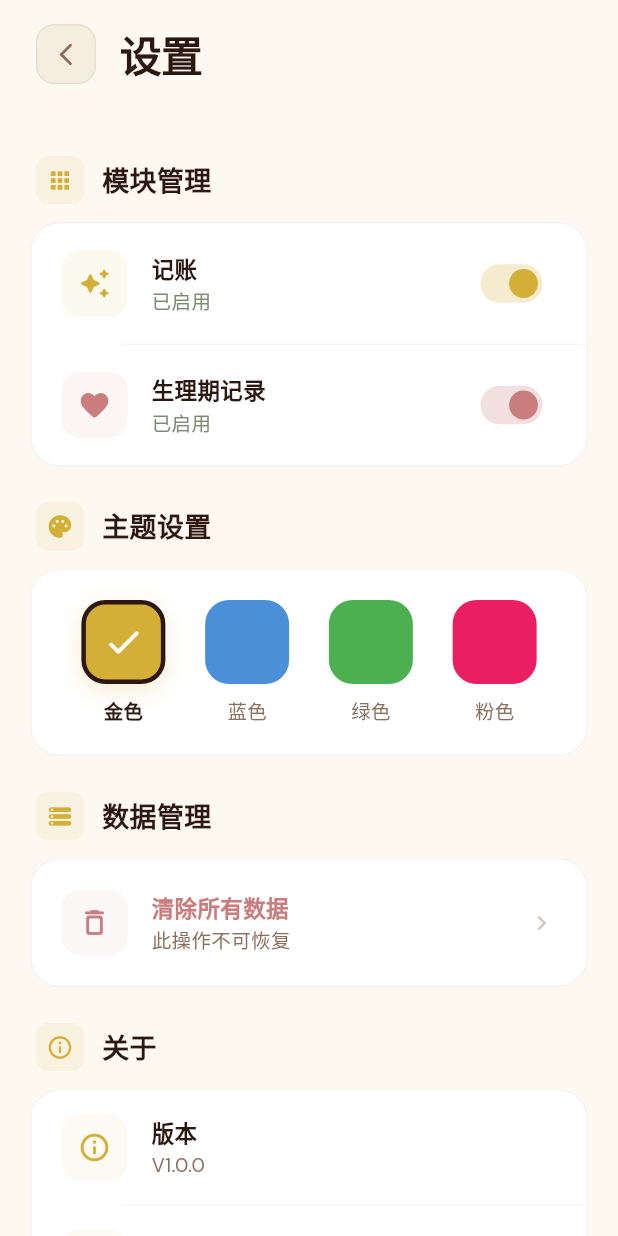
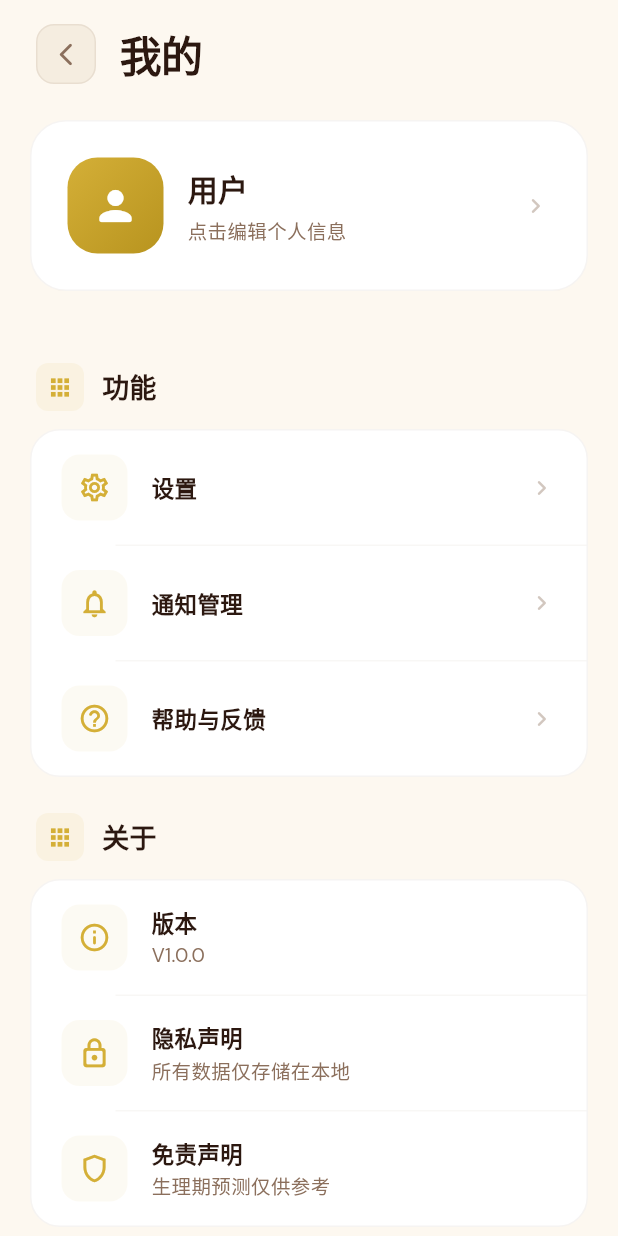
Before and after one commit to yudidayeye/assistance, a Flutter app: the screen it shows after launch, after a tap on "我的", on a phone screen of 412 x 824 dp. Run offline on Flutter 3.47's test engine with Material 3 defaults, Android fonts, the phone set to English and light mode, and no system bars; our stand-ins replace fl_chart, go_router, google_fonts, sqflite_common_ffi; accounts and stored records are empty.

Commit message:
feat: UI优化 - 头部设置按钮、我的页改为个人信息、卡片两列展示
- home_page.dart: 头部改为Row布局(标题左+设置按钮右)，卡片从ListView改为GridView两列
- featured_card.dart: 新增vertical紧凑模式，支持两列垂直布局(图标在上、文字在下)
- profile_page.dart: 新建我的页面，展示用户头像、名称及功能菜单
- app_router.dart: 新增/profile路由
- toolbox_bottom_nav.dart 我的tab跳转从/settings改为/profile

```diff
--- a/lib/core/routing/app_router.dart
+++ b/lib/core/routing/app_router.dart
@@ -8,6 +8,7 @@ import '../../modules/accounting/pages/stats_page.dart';
 import '../../modules/accounting/pages/category_settings.dart';
 import '../../modules/period_tracker/pages/record_page.dart';
 import '../../modules/period_tracker/pages/stats_page.dart';
+import '../../pages/profile_page.dart';
 
 /// 全局路由管理
 class AppRouter {
@@ -82,6 +83,10 @@ class AppRouter {
           path: '/settings',
           builder: (context, state) => const SettingsPage(),
         ),
+        GoRoute(
+          path: '/profile',
+          builder: (context, state) => const ProfilePage(),
+        ),
         ..._buildModuleRoutes(),
       ],
     );
--- a/lib/pages/home_page.dart
+++ b/lib/pages/home_page.dart
@@ -33,9 +33,13 @@ class _HomePageState extends State<HomePage> {
       backgroundColor: const Color(0xFFf5f6fa),
       body: Column(
         children: [
-          // 头部区域
+          // 头部区域：标题左对齐，设置按钮右侧
           Padding(
-            padding: const EdgeInsets.fromLTRB(20, 56, 20, 24),
+            padding: const EdgeInsets.fromLTRB(20, 56, 20, 16),
+            child: Row(
+              children: [
+                // 左侧标题
+                Expanded(
                   child: Column(
                     crossAxisAlignment: CrossAxisAlignment.start,
                     children: [
@@ -64,11 +68,46 @@ class _HomePageState extends State<HomePage> {
                   ),
                 ),
 
-          // 特色功能卡片列表
+                // 右侧设置按钮
+                GestureDetector(
+                  onTap: () => context.push('/settings'),
+                  child: Container(
+                    width: 44,
+                    height: 44,
+                    decoration: BoxDecoration(
+                      color: Colors.white,
+                      borderRadius: BorderRadius.circular(14),
+                      border: Border.all(
+                        color: const Color(0xFF8892a4).withAlpha(30),
+                      ),
+                    ),
+                    child: const Icon(
+                      Icons.settings_outlined,
+                      color: Color(0xFF8892a4),
+                      size: 22,
+                    ),
+                  ),
+                ),
+              ],
+            ),
+          ),
+
+          // 两列特色功能卡片
           Expanded(
-            child: ListView(
-              padding: const EdgeInsets.symmetric(horizontal: 20),
-              children: _buildFeaturedCards(enabledModules),
+            child: GridView.count(
+              padding: const EdgeInsets.fromLTRB(20, 8, 20, 100),
+              crossAxisCount: 2,
+              mainAxisSpacing: 16,
+              crossAxisSpacing: 16,
+              childAspectRatio: 0.82,
+              children: enabledModules
+                  .map((module) => FeaturedCard(
+                        module: module,
+                        categoryLabel: _getCategoryLabel(module),
+                        gradient: _getGradient(module),
+                        vertical: true,
+                      ))
+                  .toList(),
             ),
           ),
 
@@ -79,37 +118,13 @@ class _HomePageState extends State<HomePage> {
               if (index == _selectedTabIndex) return;
               setState(() => _selectedTabIndex = index);
               if (index == 1) {
-                context.push('/settings');
+                context.push('/profile');
               }
             },
           ),
         ],
       ),
     );
-  }
-
-  List<Widget> _buildFeaturedCards(List<ToolModule> modules) {
-    if (modules.isEmpty) return [];
-
-    final widgets = <Widget>[];
-
-    for (final module in modules) {
-      widgets.add(
-        FeaturedCard(
-          module: module,
-          categoryLabel: _getCategoryLabel(module),
-          gradient: _getGradient(module),
-        ),
-      );
-      widgets.add(const SizedBox(height: 16));
-    }
-
-    // Remove last SizedBox
-    if (widgets.isNotEmpty) {
-      widgets.removeLast();
-    }
-
-    return widgets;
   }
 
   String _getCategoryLabel(ToolModule module) {
--- /dev/null
+++ b/lib/pages/profile_page.dart
@@ -0,0 +1,374 @@
+import 'package:flutter/material.dart';
+import 'package:google_fonts/google_fonts.dart';
+import 'package:go_router/go_router.dart';
+import '../core/theme/theme_extension.dart';
+
+/// 我的页面 — 简单展示用户信息
+class ProfilePage extends StatelessWidget {
+  const ProfilePage({super.key});
+
+  @override
+  Widget build(BuildContext context) {
+    final theme = Theme.of(context);
+    final appTheme = theme.appTheme;
+
+    return Scaffold(
+      backgroundColor: appTheme.cream,
+      body: CustomScrollView(
+        physics: const BouncingScrollPhysics(),
+        slivers: [
+          // 头部
+          SliverToBoxAdapter(
+            child: _buildHeader(context, appTheme),
+          ),
+
+          // 用户信息卡片
+          SliverToBoxAdapter(
+            child: Padding(
+              padding: const EdgeInsets.fromLTRB(20, 0, 20, 24),
+              child: _buildUserCard(appTheme),
+            ),
+          ),
+
+          // 功能列表
+          SliverToBoxAdapter(
+            child: _buildSectionHeader(appTheme, '功能'),
+          ),
+          SliverToBoxAdapter(
+            child: _buildMenuSection(appTheme),
+          ),
+
+          // 关于
+          SliverToBoxAdapter(
+            child: _buildSectionHeader(appTheme, '关于'),
+          ),
+          SliverToBoxAdapter(
+            child: _buildAboutSection(appTheme),
+          ),
+
+          const SliverToBoxAdapter(
+            child: SizedBox(height: 100),
+          ),
+        ],
+      ),
+    );
+  }
+
+  Widget _buildHeader(BuildContext context, AppThemeExtension appTheme) {
+    return Container(
+      padding: EdgeInsets.fromLTRB(
+          24, MediaQuery.of(context).padding.top + 16, 24, 24),
+      child: Row(
+        children: [
+          // 返回按钮
+          GestureDetector(
+            onTap: () => context.pop(),
+            child: Container(
+              width: 40,
+              height: 40,
+              decoration: BoxDecoration(
+                color: appTheme.creamDark,
+                borderRadius: BorderRadius.circular(12),
+                border: Border.all(
+                  color: appTheme.earthMedium.withAlpha(30),
+                ),
+              ),
+              child: Icon(
+                Icons.arrow_back_ios_new_rounded,
+                color: appTheme.earthMedium,
+                size: 18,
+              ),
+            ),
+          ),
+          const SizedBox(width: 16),
+          Text(
+            '我的',
+            style: TextStyle(
+              fontFamily: GoogleFonts.playfairDisplay().fontFamily,
+              fontSize: 28,
+              fontWeight: FontWeight.w700,
+              color: appTheme.earth,
+              letterSpacing: -0.5,
+            ),
+          ),
+        ],
+      ),
+    );
+  }
+
+  Widget _buildUserCard(AppThemeExtension appTheme) {
+    return Container(
+      padding: const EdgeInsets.all(24),
+      decoration: BoxDecoration(
+        color: Colors.white,
+        borderRadius: BorderRadius.circular(24),
+        border: Border.all(
+          color: appTheme.earthMedium.withAlpha(20),
+        ),
+      ),
+      child: Row(
+        children: [
+          // 头像
+          Container(
+            width: 64,
+            height: 64,
+            decoration: BoxDecoration(
+              gradient: LinearGradient(
+                begin: Alignment.topLeft,
+                end: Alignment.bottomRight,
+                colors: [appTheme.primary, appTheme.primaryDark],
+              ),
+              borderRadius: BorderRadius.circular(20),
+            ),
+            child: const Icon(
+              Icons.person_rounded,
+              color: Colors.white,
+              size: 32,
+            ),
+          ),
+          const SizedBox(width: 16),
+
+          // 用户信息
+          Expanded(
+            child: Column(
+              crossAxisAlignment: CrossAxisAlignment.start,
+              children: [
+                Text(
+                  '用户',
+                  style: TextStyle(
+                    fontFamily: GoogleFonts.playfairDisplay().fontFamily,
+                    fontSize: 20,
+                    fontWeight: FontWeight.w700,
+                    color: appTheme.earth,
+                  ),
+                ),
+                const SizedBox(height: 4),
+                Text(
+                  '点击编辑个人信息',
+                  style: TextStyle(
+                    fontSize: 13,
+                    color: appTheme.earthMedium,
+                  ),
+                ),
+              ],
+            ),
+          ),
+
+          // 编辑按钮
+          Icon(
+            Icons.chevron_right_rounded,
+            color: appTheme.earthMedium.withAlpha(100),
+            size: 20,
+          ),
+        ],
+      ),
+    );
+  }
+
+  Widget _buildSectionHeader(AppThemeExtension appTheme, String title) {
+    return Padding(
+      padding: const EdgeInsets.fromLTRB(24, 24, 24, 12),
+      child: Row(
+        children: [
+          Container(
+            width: 32,
+            height: 32,
+            decoration: BoxDecoration(
+              color: appTheme.primary.withAlpha(20),
+              borderRadius: BorderRadius.circular(8),
+            ),
+            child: Icon(
+              Icons.apps_rounded,
+              size: 18,
+              color: appTheme.primary,
+            ),
+          ),
+          const SizedBox(width: 12),
+          Text(
+            title,
+            style: TextStyle(
+              fontFamily: GoogleFonts.playfairDisplay().fontFamily,
+              fontSize: 18,
+              fontWeight: FontWeight.w600,
+              color: appTheme.earth,
+            ),
+          ),
+        ],
+      ),
+    );
+  }
+
+  Widget _buildMenuSection(AppThemeExtension appTheme) {
+    return Container(
+      margin: const EdgeInsets.fromLTRB(20, 0, 20, 0),
+      decoration: BoxDecoration(
+        color: Colors.white,
+        borderRadius: BorderRadius.circular(20),
+        border: Border.all(
+          color: appTheme.earthMedium.withAlpha(20),
+        ),
+      ),
+      child: Column(
+        children: [
+          _buildMenuItem(
+            appTheme,
+            icon: Icons.settings_outlined,
+            label: '设置',
+            onTap: () {},
+          ),
+          Divider(
+            height: 1,
+            indent: 56,
+            color: appTheme.earthMedium.withAlpha(15),
+          ),
+          _buildMenuItem(
+            appTheme,
+            icon: Icons.notifications_outlined,
+            label: '通知管理',
+            onTap: () {},
+          ),
+          Divider(
+            height: 1,
+            indent: 56,
+            color: appTheme.earthMedium.withAlpha(15),
+          ),
+          _buildMenuItem(
+            appTheme,
+            icon: Icons.help_outline_rounded,
+            label: '帮助与反馈',
+            onTap: () {},
+          ),
+        ],
+      ),
+    );
+  }
+
+  Widget _buildAboutSection(AppThemeExtension appTheme) {
+    return Container(
+      margin: const EdgeInsets.fromLTRB(20, 0, 20, 0),
+      decoration: BoxDecoration(
+        color: Colors.white,
+        borderRadius: BorderRadius.circular(20),
+        border: Border.all(
+          color: appTheme.earthMedium.withAlpha(20),
+        ),
+      ),
+      child: Column(
+        children: [
+          _buildAboutItem(appTheme, '版本', 'V1.0.0'),
+          Divider(
+            height: 1,
+            indent: 56,
+            color: appTheme.earthMedium.withAlpha(15),
+          ),
+          _buildAboutItem(appTheme, '隐私声明', '所有数据仅存储在本地'),
+          Divider(
+            height: 1,
+            indent: 56,
+            color: appTheme.earthMedium.withAlpha(15),
+          ),
+          _buildAboutItem(appTheme, '免责声明', '生理期预测仅供参考'),
+        ],
+      ),
+    );
+  }
+
+  Widget _buildMenuItem(
+    AppThemeExtension appTheme, {
+    required IconData icon,
+    required String label,
+    required VoidCallback onTap,
+  }) {
+    return GestureDetector(
+      onTap: onTap,
+      child: Padding(
+        padding: const EdgeInsets.symmetric(horizontal: 20, vertical: 16),
+        child: Row(
+          children: [
+            Container(
+              width: 44,
+              height: 44,
+              decoration: BoxDecoration(
+                color: appTheme.primary.withAlpha(15),
+                borderRadius: BorderRadius.circular(12),
+              ),
+              child: Icon(
+                icon,
+                color: appTheme.primary,
+                size: 22,
+              ),
+            ),
+            const SizedBox(width: 16),
+            Expanded(
+              child: Text(
+                label,
+                style: TextStyle(
+                  fontSize: 15,
+                  fontWeight: FontWeight.w600,
+                  color: appTheme.earth,
+                ),
+              ),
+            ),
+            Icon(
+              Icons.chevron_right_rounded,
+              color: appTheme.earthMedium.withAlpha(100),
+              size: 20,
+            ),
+          ],
+        ),
+      ),
+    );
+  }
+
+  Widget _buildAboutItem(
+      AppThemeExtension appTheme, String title, String subtitle) {
+    return Padding(
+      padding: const EdgeInsets.symmetric(horizontal: 20, vertical: 16),
+      child: Row(
+        children: [
+          Container(
+            width: 44,
+            height: 44,
+            decoration: BoxDecoration(
+              color: appTheme.primary.withAlpha(15),
+              borderRadius: BorderRadius.circular(12),
+            ),
+            child: Icon(
+              title == '版本'
+                  ? Icons.info_outline_rounded
+                  : title == '隐私声明'
+                      ? Icons.lock_outline_rounded
+                      : Icons.shield_outlined,
+              color: appTheme.primary,
+              size: 22,
+            ),
+          ),
+          const SizedBox(width: 16),
+          Expanded(
+            child: Column(
+              crossAxisAlignment: CrossAxisAlignment.start,
+              children: [
+                Text(
+                  title,
+                  style: TextStyle(
+                    fontSize: 15,
+                    fontWeight: FontWeight.w600,
+                    color: appTheme.earth,
+                  ),
+                ),
+                const SizedBox(height: 2),
+                Text(
+                  subtitle,
+                  style: TextStyle(
+                    fontSize: 13,
+                    color: appTheme.earthMedium,
+                  ),
+                ),
+              ],
+            ),
+          ),
+        ],
+      ),
+    );
+  }
+}
--- a/lib/shared/widgets/featured_card.dart
+++ b/lib/shared/widgets/featured_card.dart
@@ -10,6 +10,7 @@ class FeaturedCard extends StatelessWidget {
   final String categoryLabel;
   final LinearGradient gradient;
   final VoidCallback? onTap;
+  final bool vertical;
 
   const FeaturedCard({
     super.key,
@@ -17,6 +18,7 @@ class FeaturedCard extends StatelessWidget {
     required this.categoryLabel,
     required this.gradient,
     this.onTap,
+    this.vertical = false,
   });
 
   @override
@@ -26,7 +28,7 @@ class FeaturedCard extends StatelessWidget {
     return GestureDetector(
       onTap: onTap ?? () => context.push('/${module.moduleId}'),
       child: Container(
-        height: 124,
+        height: vertical ? 160 : 124,
         decoration: BoxDecoration(
           borderRadius: BorderRadius.circular(24),
           gradient: gradient,
@@ -55,7 +57,80 @@ class FeaturedCard extends StatelessWidget {
               alpha: 25,
             ),
 
-            // 主要内容行
+            if (vertical)
+              // 两列模式：垂直布局
+              Padding(
+                padding: const EdgeInsets.fromLTRB(16, 16, 16, 16),
+                child: Column(
+                  crossAxisAlignment: CrossAxisAlignment.center,
+                  children: [
+                    // 图标
+                    Container(
+                      width: 40,
+                      height: 40,
+                      decoration: BoxDecoration(
+                        color: Colors.white.withAlpha(51),
+                        borderRadius: BorderRadius.circular(12),
+                      ),
+                      child: Center(
+                        child: module.icon.build(size: 22, color: Colors.white),
+                      ),
+                    ),
+                    const SizedBox(height: 10),
+
+                    // 分类标签
+                    Container(
+                      padding: const EdgeInsets.symmetric(horizontal: 8, vertical: 3),
+                      decoration: BoxDecoration(
+                        color: Colors.white.withAlpha(64),
+                        borderRadius: BorderRadius.circular(6),
+                      ),
+                      child: Text(
+                        categoryLabel,
+                        style: TextStyle(
+                          fontFamily: GoogleFonts.dmSans().fontFamily,
+                          fontSize: 10,
+                          fontWeight: FontWeight.w600,
+                          color: Colors.white,
+                        ),
+                      ),
+                    ),
+                    const SizedBox(height: 6),
+
+                    // 标题
+                    Text(
+                      module.displayName,
+                      style: TextStyle(
+                        fontFamily: GoogleFonts.robotoSlab().fontFamily,
+                        fontSize: 15,
+                        fontWeight: FontWeight.w700,
+                        color: Colors.white,
+                        letterSpacing: -0.2,
+                      ),
+                      textAlign: TextAlign.center,
+                      maxLines: 1,
+                      overflow: TextOverflow.ellipsis,
+                    ),
+                    const SizedBox(height: 3),
+
+                    // 副标题
+                    Text(
+                      module.description,
+                      style: TextStyle(
+                        fontFamily: GoogleFonts.dmSans().fontFamily,
+                        fontSize: 11,
+                        fontWeight: FontWeight.w500,
+                        color: Colors.white.withAlpha(191),
+                      ),
+                      textAlign: TextAlign.center,
+                      maxLines: 1,
+                      overflow: TextOverflow.ellipsis,
+                    ),
+                  ],
+                ),
+              )
+            else
+              // 单列模式：水平布局
               Padding(
                 padding: const EdgeInsets.symmetric(horizontal: 24, vertical: 16),
                 child: Row(
```
Lines whose indentation alone changed are shown as unchanged.
